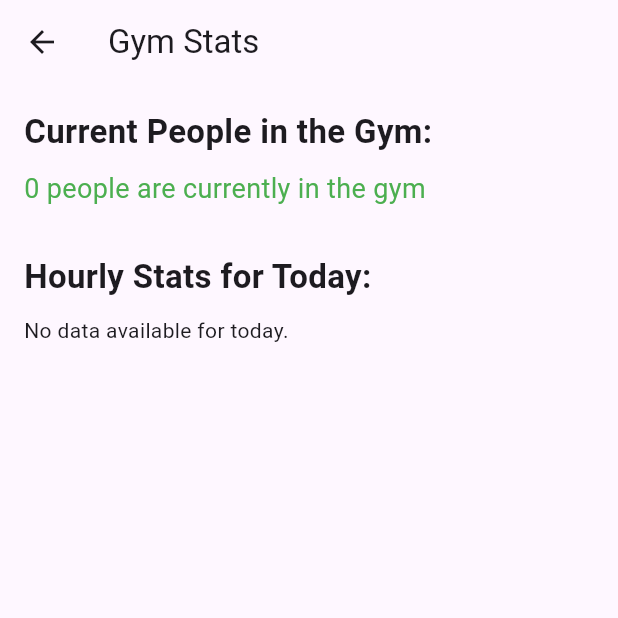
After one commit to leomcl/gymManagmnetApp, a Flutter app: the GymStatsView screen opened directly, on a phone screen of 412 x 824 dp, the top half of it. The commit adds this screen. Run offline on Flutter 3.47's test engine with Material 3 defaults, Android fonts, the phone set to English and light mode, and no system bars; our stand-ins replace cloud_firestore, firebase_auth, firebase_core; accounts and stored records are empty; network calls fail.

Commit message:
Gym stats page added and navigation bar.

```diff
--- /dev/null
+++ b/lib/pages/gym_stats_page/gym_stats_view.dart
@@ -0,0 +1,138 @@
+import 'package:flutter/material.dart';
+import 'package:cloud_firestore/cloud_firestore.dart';
+
+class GymStatsView extends StatefulWidget {
+  @override
+  _GymStatsViewState createState() => _GymStatsViewState();
+}
+
+class _GymStatsViewState extends State<GymStatsView> {
+
+  // Function to get the real-time count of people in the gym
+  Stream<int> _getRealTimeGymCount() {
+    DateTime now = DateTime.now();
+
+    return FirebaseFirestore.instance
+        .collection('gymHourlyStats')
+        .where('timestamp', isLessThanOrEqualTo: Timestamp.fromDate(now))
+        .orderBy('timestamp')
+        .snapshots()
+        .map((snapshot) {
+          int totalEntries = 0;
+          int totalExits = 0;
+
+          for (var doc in snapshot.docs) {
+            Map<String, dynamic> data = doc.data();
+            totalEntries += (data['entries'] as num).toInt();
+            totalExits += (data['exits'] as num).toInt();
+          }
+
+          return totalEntries - totalExits;
+        });
+  }
+
+  // Function to fetch the hourly statistics for the current day
+  Future<List<Map<String, dynamic>>> _getHourlyStats() async {
+    DateTime now = DateTime.now();
+    DateTime startOfDay = DateTime(now.year, now.month, now.day, 0, 0);
+    DateTime endOfDay = startOfDay.add(Duration(days: 1));
+
+    QuerySnapshot statsSnapshot = await FirebaseFirestore.instance
+        .collection('gymHourlyStats')
+        .where('timestamp', isGreaterThanOrEqualTo: Timestamp.fromDate(startOfDay))
+        .where('timestamp', isLessThanOrEqualTo: Timestamp.fromDate(endOfDay))
+        .orderBy('timestamp')
+        .get();
+
+    List<Map<String, dynamic>> hourlyStats = [];
+
+    for (var doc in statsSnapshot.docs) {
+      Map<String, dynamic> data = doc.data() as Map<String, dynamic>;
+      hourlyStats.add({
+        'hour': doc.id,
+        'entries': data['entries'] ?? 0,
+        'exits': data['exits'] ?? 0,
+      });
+    }
+
+    return hourlyStats;
+  }
+
+  @override
+  Widget build(BuildContext context) {
+    return Scaffold(
+      appBar: AppBar(
+        title: const Text('Gym Stats'),
+      ),
+      body: Padding(
+        padding: const EdgeInsets.all(16.0),
+        child: Column(
+          crossAxisAlignment: CrossAxisAlignment.start,
+          children: [
+            const Text(
+              'Current People in the Gym:',
+              style: TextStyle(fontSize: 22, fontWeight: FontWeight.bold),
+            ),
+            const SizedBox(height: 10),
+
+            // Real-time display of the number of people in the gym
+            StreamBuilder<int>(
+              stream: _getRealTimeGymCount(),
+              builder: (context, snapshot) {
+                if (snapshot.connectionState == ConnectionState.waiting) {
+                  return const CircularProgressIndicator();
+                } else if (snapshot.hasError) {
+                  return Text('Error: ${snapshot.error}');
+                } else if (snapshot.hasData) {
+                  return Text(
+                    '${snapshot.data} people are currently in the gym',
+                    style: const TextStyle(fontSize: 18, color: Colors.green),
+                  );
+                } else {
+                  return const Text('No data available');
+                }
+              },
+            ),
+            const SizedBox(height: 30),
+
+            const Text(
+              'Hourly Stats for Today:',
+              style: TextStyle(fontSize: 22, fontWeight: FontWeight.bold),
+            ),
+            const SizedBox(height: 10),
+
+            // Fetch and display hourly stats for the day
+            FutureBuilder<List<Map<String, dynamic>>>(
+              future: _getHourlyStats(),
+              builder: (context, snapshot) {
+                if (snapshot.connectionState == ConnectionState.waiting) {
+                  return const CircularProgressIndicator();
+                } else if (snapshot.hasError) {
+                  return Text('Error: ${snapshot.error}');
+                } else if (snapshot.hasData && snapshot.data!.isNotEmpty) {
+                  List<Map<String, dynamic>> hourlyStats = snapshot.data!;
+
+                  return Expanded(
+                    child: ListView.builder(
+                      itemCount: hourlyStats.length,
+                      itemBuilder: (context, index) {
+                        final stat = hourlyStats[index];
+                        return ListTile(
+                          title: Text('Hour: ${stat['hour']}'),
+                          subtitle: Text(
+                              'Entries: ${stat['entries']}, Exits: ${stat['exits']}'),
+                        );
+                      },
+                    ),
+                  );
+                } else {
+                  return const Text('No data available for today.');
+                }
+              },
+            ),
+          ],
+        ),
+      ),
+    );
+  }
+}
--- a/lib/pages/login_register_page.dart
+++ b/lib/pages/login_register_page.dart
@@ -1,8 +1,8 @@
 import 'package:flutter/material.dart';
 import 'package:firebase_auth/firebase_auth.dart';
 import 'package:test/auth.dart';
-import 'customer_view.dart';
-import 'staff_page/staff_view.dart';
+import 'package:test/pages/customer_view.dart';
+import 'package:test/pages/staff_page/staff_home_view.dart';
 
 class LoginPage extends StatefulWidget {
   const LoginPage({super.key});
@@ -75,7 +75,7 @@ class _LoginPageState extends State<LoginPage> {
       } else if (role == 'staff') {
         Navigator.pushReplacement(
           context,
-          MaterialPageRoute(builder: (context) => StaffView()),
+          MaterialPageRoute(builder: (context) => StaffHomeView()),
         );
       }
     }
--- /dev/null
+++ b/lib/pages/staff_page/staff_home_view.dart
@@ -0,0 +1,49 @@
+import 'package:flutter/material.dart';
+import 'package:test/pages/staff_page/staff_view.dart';  // Import your StaffView
+import 'package:test/pages/gym_stats_page/gym_stats_view.dart';
+
+class StaffHomeView extends StatefulWidget {
+  @override
+  _StaffHomeViewState createState() => _StaffHomeViewState();
+}
+
+class _StaffHomeViewState extends State<StaffHomeView> {
+  int _currentIndex = 0;  // Track the currently selected tab
+
+  // List of pages to switch between
+  final List<Widget> _pages = [
+    StaffView(),     // Page for StaffView
+    GymStatsView(),  // Page for GymStatsView
+  ];
+
+  // Function to handle tab switching
+  void _onTabTapped(int index) {
+    setState(() {
+      _currentIndex = index;
+    });
+  }
+
+  @override
+  Widget build(BuildContext context) {
+    return Scaffold(
+      appBar: AppBar(
+        title: const Text('Gym Management - Staff'),  // Static AppBar
+      ),
+      body: _pages[_currentIndex],  // Dynamic content based on selected tab
+      bottomNavigationBar: BottomNavigationBar(
+        currentIndex: _currentIndex,  // Current selected tab index
+        onTap: _onTabTapped,          // Function to handle tab switching
+        items: const [
+          BottomNavigationBarItem(
+            icon: Icon(Icons.group),     // Icon for Staff View
+            label: 'Staff',
+          ),
+          BottomNavigationBarItem(
+            icon: Icon(Icons.bar_chart), // Icon for Gym Stats View
+            label: 'Gym Stats',
+          ),
+        ],
+      ),
+    );
+  }
+}
```
Also changed, not shown: lib/widget_tree.dart (+22 -12 lines).
